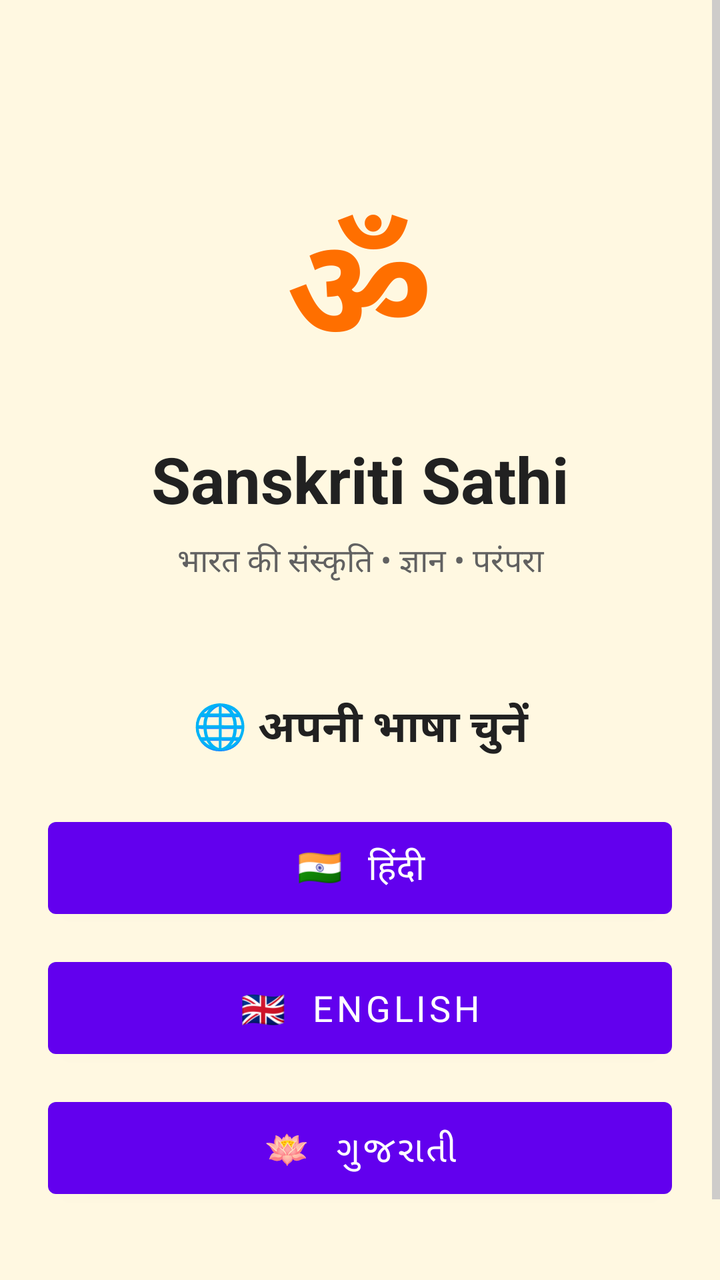
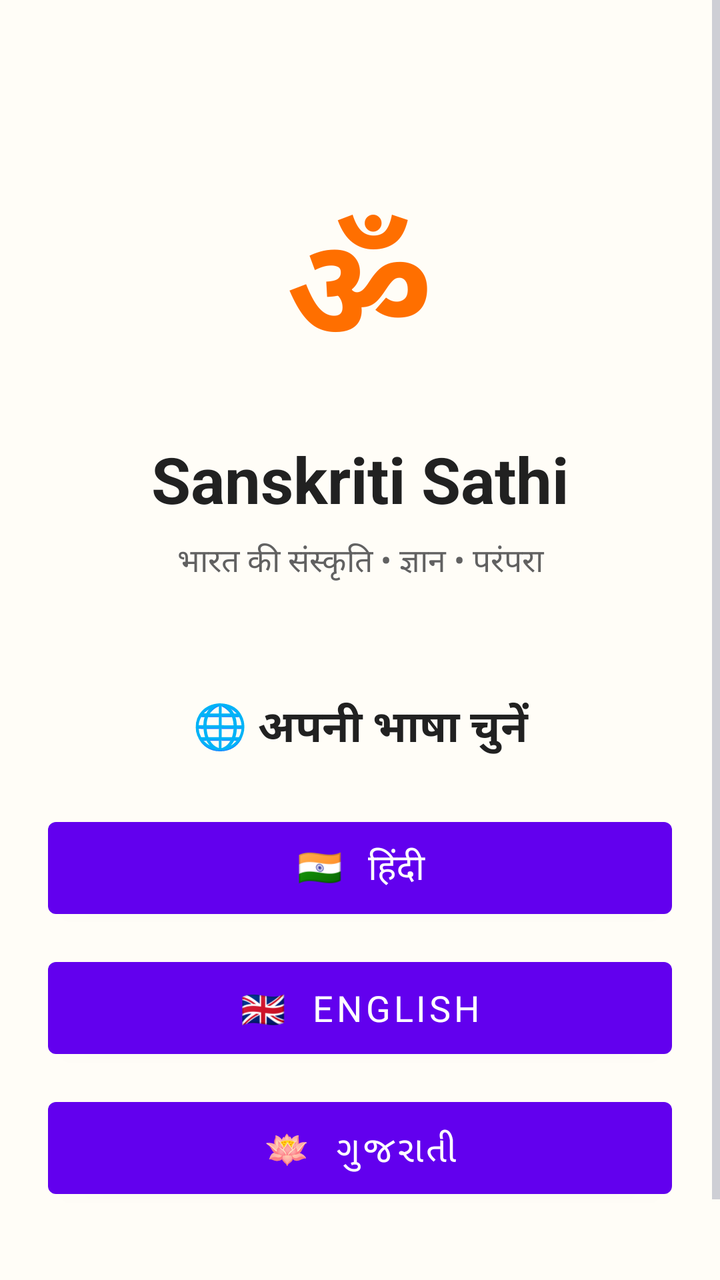

Compare the two renders of this Android layout. The source of the first and the diff that turns it into the second are given below.
<!-- AndroidManifest.xml: application theme Theme.SanskritiSathi -->
<!-- res/layout/activity_welcome.xml -->
<?xml version="1.0" encoding="utf-8"?>
<ScrollView
    xmlns:android="http://schemas.android.com/apk/res/android"
    android:layout_width="match_parent"
    android:layout_height="match_parent"
    android:fillViewport="true"
    android:background="#FFF8E1">

    <LinearLayout
        android:layout_width="match_parent"
        android:layout_height="wrap_content"
        android:orientation="vertical"
        android:gravity="center_horizontal"
        android:padding="24dp">

        <TextView
            android:layout_width="wrap_content"
            android:layout_height="wrap_content"
            android:layout_marginTop="70dp"
            android:text="ॐ"
            android:textSize="72sp"
            android:textStyle="bold"
            android:textColor="#FF6F00"/>

        <TextView
            android:layout_width="match_parent"
            android:layout_height="wrap_content"
            android:layout_marginTop="18dp"
            android:gravity="center"
            android:text="Sanskriti Sathi"
            android:textSize="32sp"
            android:textStyle="bold"
            android:textColor="#212121"/>

        <TextView
            android:layout_width="match_parent"
            android:layout_height="wrap_content"
            android:layout_marginTop="8dp"
            android:gravity="center"
            android:text="भारत की संस्कृति • ज्ञान • परंपरा"
            android:textSize="16sp"
            android:textColor="#616161"/>

        <TextView
            android:layout_width="match_parent"
            android:layout_height="wrap_content"
            android:layout_marginTop="55dp"
            android:gravity="center"
            android:text="🌐 अपनी भाषा चुनें"
            android:textSize="22sp"
            android:textStyle="bold"
            android:textColor="#212121"/>

        <Button
            android:id="@+id/hindiButton"
            android:layout_width="match_parent"
            android:layout_height="58dp"
            android:layout_marginTop="25dp"
            android:text="🇮🇳  हिंदी"
            android:textSize="18sp"/>

        <Button
            android:id="@+id/englishButton"
            android:layout_width="match_parent"
            android:layout_height="58dp"
            android:layout_marginTop="12dp"
            android:text="🇬🇧  English"
            android:textSize="18sp"/>

        <Button
            android:id="@+id/gujaratiButton"
            android:layout_width="match_parent"
            android:layout_height="58dp"
            android:layout_marginTop="12dp"
            android:text="🪷  ગુજરાતી"
            android:textSize="18sp"/>

        <TextView
            android:layout_width="match_parent"
            android:layout_height="wrap_content"
            android:layout_marginTop="35dp"
            android:gravity="center"
            android:text="एक भाषा चुनें और Sanskriti Sathi की यात्रा शुरू करें ✨"
            android:textSize="14sp"
            android:textColor="#757575"/>

    </LinearLayout>

</ScrollView>
<!-- resources referenced by this layout -->
<resources>
  <style name="Theme.SanskritiSathi" parent="Theme.MaterialComponents.DayNight.NoActionBar">
  
          <item name="android:fontFamily">sans-serif</item>
  
          
          <item name="android:statusBarColor">#0F111A</item>
          <item name="android:windowLightStatusBar">false</item>
  
          <item name="android:navigationBarColor">#1A1D2B</item>
          <item name="android:windowLightNavigationBar">false</item>
  
          <item name="android:windowActionModeOverlay">true</item>
          <item name="android:windowNoTitle">true</item>
  
          <item name="android:windowBackground">#0F111A</item>
  
          <item name="android:textColorPrimary">#FFFFFF</item>
          <item name="android:textColorSecondary">#A0A5B5</item>
  
      </style>
</resources>

<!-- the commit's change to res/layout/activity_welcome.xml (unified diff, before → after) -->
@@ -4,7 +4,9 @@
     android:layout_width="match_parent"
     android:layout_height="match_parent"
     android:fillViewport="true"
-    android:background="#FFF8E1">
+    android:background="#FFFDF7"
+    android:clipToPadding="false"
+>
 
     <LinearLayout
         android:layout_width="match_parent"
